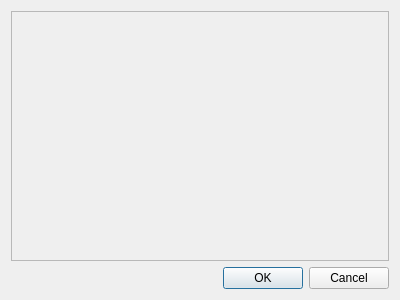
Above: metodics/bedside_scales/bedside_scales_tester/bedsidescalestesterparamsdialog.ui from grigp/a-analyser before the change. Below: the same form after it.
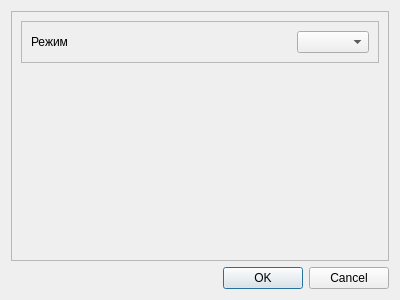
That is the form after the change.

Patch:
```diff
--- a/metodics/bedside_scales/bedside_scales_tester/bedsidescalestesterparamsdialog.ui
+++ b/metodics/bedside_scales/bedside_scales_tester/bedsidescalestesterparamsdialog.ui
@@ -22,6 +22,56 @@
      <property name="frameShadow">
       <enum>QFrame::Raised</enum>
      </property>
+     <layout class="QVBoxLayout" name="verticalLayout_2">
+      <item>
+       <widget class="QFrame" name="frMode">
+        <property name="frameShape">
+         <enum>QFrame::StyledPanel</enum>
+        </property>
+        <property name="frameShadow">
+         <enum>QFrame::Raised</enum>
+        </property>
+        <layout class="QHBoxLayout" name="horizontalLayout">
+         <item>
+          <widget class="QLabel" name="lblMode">
+           <property name="text">
+            <string>Режим</string>
+           </property>
+          </widget>
+         </item>
+         <item>
+          <spacer name="horizontalSpacer">
+           <property name="orientation">
+            <enum>Qt::Horizontal</enum>
+           </property>
+           <property name="sizeHint" stdset="0">
+            <size>
+             <width>40</width>
+             <height>20</height>
+            </size>
+           </property>
+          </spacer>
+         </item>
+         <item>
+          <widget class="QComboBox" name="cbMode"/>
+         </item>
+        </layout>
+       </widget>
+      </item>
+      <item>
+       <spacer name="verticalSpacer">
+        <property name="orientation">
+         <enum>Qt::Vertical</enum>
+        </property>
+        <property name="sizeHint" stdset="0">
+         <size>
+          <width>20</width>
+          <height>40</height>
+         </size>
+        </property>
+       </spacer>
+      </item>
+     </layout>
     </widget>
    </item>
    <item>
```
